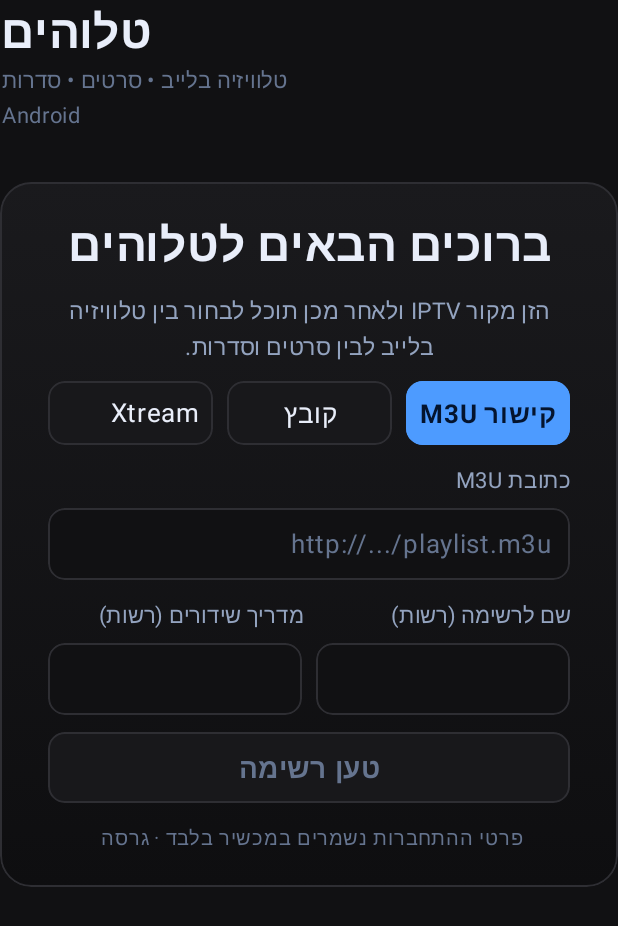
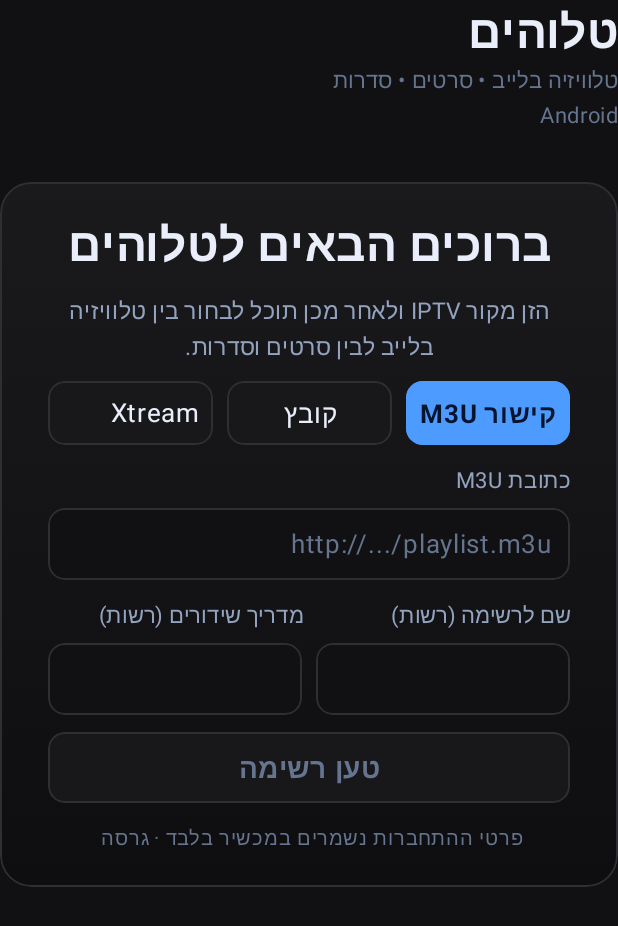
Before and after one commit to mlayfer/New-iptv, an Android app built with Jetpack Compose: the screen it shows after launch (MainActivity), on a phone screen of 412 x 824 dp. Shown: the top 926 px of the screen. Run offline under Robolectric (Android 15) with nearby library versions, the phone set to English and light mode, and no system bars; pictures from the network do not load.

Commit message:
מקורות: הזהות בצד ימין, כמו בטיזן
End בכיוון הזה הוא הקצה השמאלי, אז השם נחת בפינה הלא נכונה.

Co-Authored-By: Claude Opus 5 <noreply@anthropic.com>
Claude-Session: https://claude.ai/code/session_01SUFjp5kKZB7cmKahdzk6uB

```diff
--- a/app/src/main/java/com/mlayfer/iptv/ui/SourcesScreen.kt
+++ b/app/src/main/java/com/mlayfer/iptv/ui/SourcesScreen.kt
@@ -128,7 +128,7 @@ fun SourcesScreen(state: UiState, viewModel: AppViewModel) {
                 .verticalScroll(rememberScrollState()),
             horizontalAlignment = Alignment.CenterHorizontally,
         ) {
-            Column(modifier = Modifier.fillMaxWidth(), horizontalAlignment = Alignment.End) {
+            Column(modifier = Modifier.fillMaxWidth(), horizontalAlignment = Alignment.Start) {
                 Text(
                     text = "טלוהים",
                     fontSize = tzSp(38),
```
